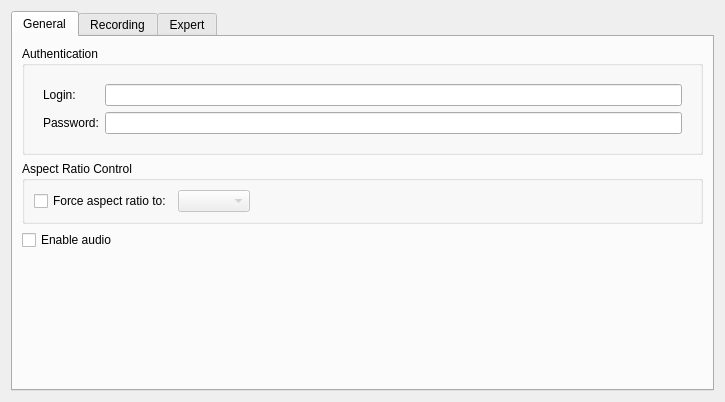
The window that client/src/ui/widgets/properties/multiple_camera_settings_widget.ui (networkoptix/nx_open) describes before a commit, drawn with Qt 5.
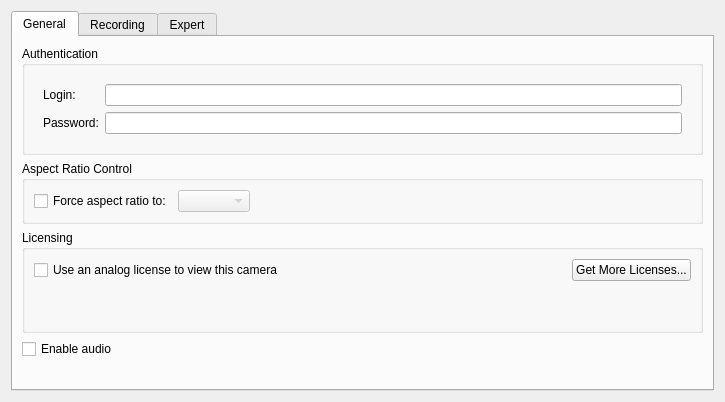
The same window after the commit. Custom widgets are drawn as their Qt base class.

Commit message:
Feature #3207: Add analog licenses for VMAX
<==== Mercurial data ====>
Branch: release_2.2

What changed in the file:
```diff
--- a/client/src/ui/widgets/properties/multiple_camera_settings_widget.ui
+++ b/client/src/ui/widgets/properties/multiple_camera_settings_widget.ui
@@ -112,6 +112,70 @@
          </layout>
         </widget>
        </item>
+       <item>
+        <widget class="QGroupBox" name="analogGroupBox">
+         <property name="title">
+          <string>Licensing</string>
+         </property>
+         <layout class="QVBoxLayout" name="verticalLayout_3">
+          <item>
+           <layout class="QHBoxLayout" name="horizontalLayout_7">
+            <item>
+             <widget class="QCheckBox" name="analogViewCheckBox">
+              <property name="text">
+               <string>Use an analog license to view this camera</string>
+              </property>
+              <property name="tristate">
+               <bool>true</bool>
+              </property>
+             </widget>
+            </item>
+            <item>
+             <spacer name="horizontalSpacer_2">
+              <property name="orientation">
+               <enum>Qt::Horizontal</enum>
+              </property>
+              <property name="sizeHint" stdset="0">
+               <size>
+                <width>40</width>
+                <height>20</height>
+               </size>
+              </property>
+             </spacer>
+            </item>
+            <item>
+             <widget class="QLabel" name="requiredLicensesLabel">
+              <property name="text">
+               <string/>
+              </property>
+             </widget>
+            </item>
+            <item>
+             <widget class="QPushButton" name="moreLicensesButton">
+              <property name="text">
+               <string>Get More Licenses...</string>
+              </property>
+             </widget>
+            </item>
+           </layout>
+          </item>
+          <item>
+           <widget class="QLabel" name="digitalLicensesLabel">
+            <property name="text">
+             <string/>
+            </property>
+           </widget>
+          </item>
+          <item>
+           <widget class="QLabel" name="analogLicensesLabel">
+            <property name="text">
+             <string/>
+            </property>
+           </widget>
+          </item>
+         </layout>
+        </widget>
+       </item>
        <item>
         <widget class="QCheckBox" name="enableAudioCheckBox">
          <property name="text">
```
The commit also changes 9 other files.
